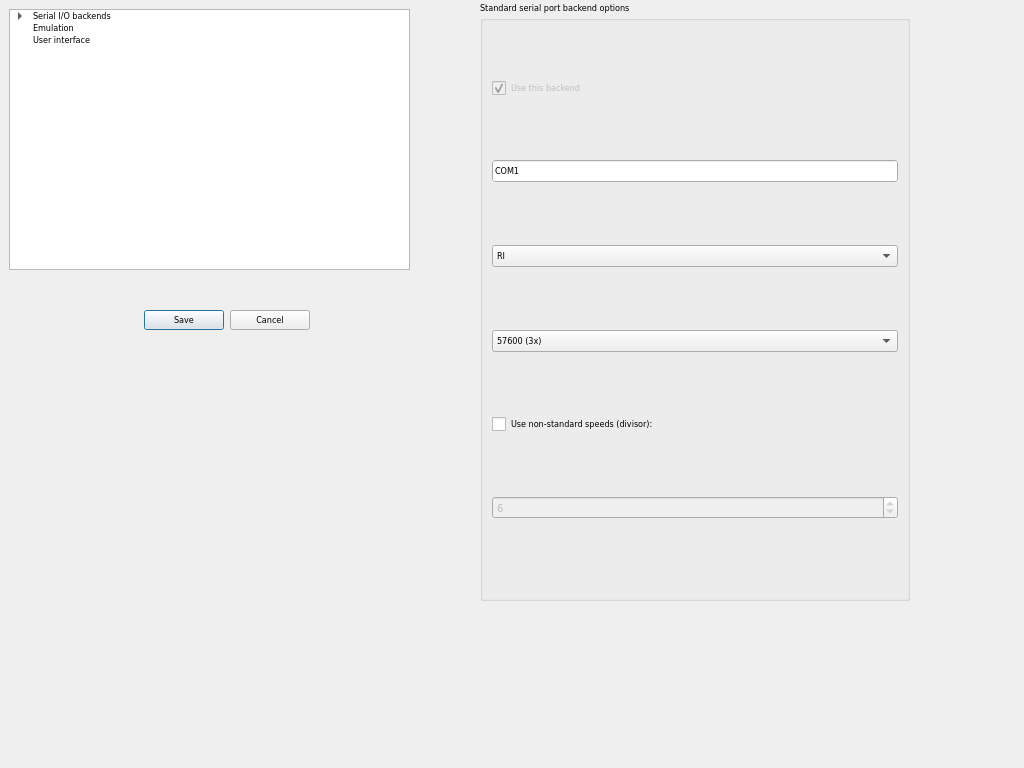
Above: optionsdialog.ui from greblus/aspeqt before the change. Below: the same form after it.
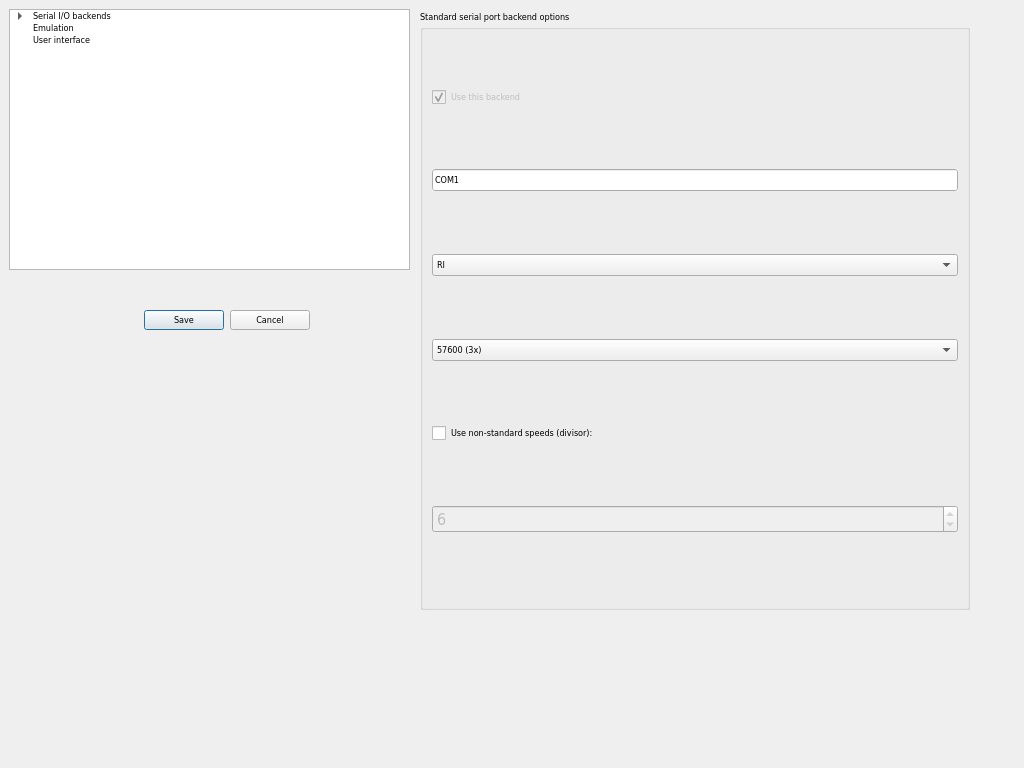
That is the form after the change. The open tabs and pages were chosen to show the change.

Commit message: Options window adjustement, Pokey divisors font increased, WriteACK delay restored.

Diff of the .ui file:
```diff
--- a/optionsdialog.ui
+++ b/optionsdialog.ui
@@ -116,9 +116,9 @@
   <widget class="QStackedWidget" name="stackedWidget">
    <property name="geometry">
     <rect>
-     <x>480</x>
-     <y>1</y>
-     <width>430</width>
+     <x>420</x>
+     <y>10</y>
+     <width>550</width>
      <height>600</height>
     </rect>
    </property>
@@ -299,7 +299,7 @@
           </property>
           <property name="font">
            <font>
-            <pointsize>8</pointsize>
+            <pointsize>12</pointsize>
            </font>
           </property>
           <property name="frame">
```
Left out of the diff: 6 changed lines with no effect on the pictures. The commit also changes 3 other files.
